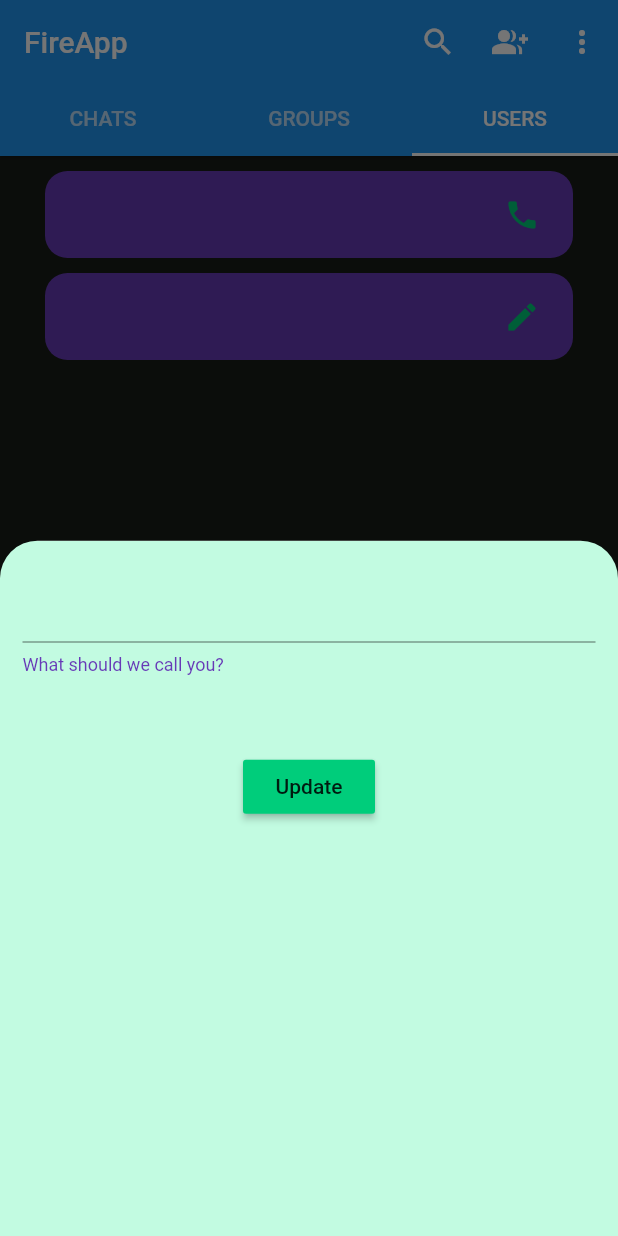
After one commit to captainrogers69/FireApp, a Flutter app: the screen it shows once a user with an empty profile is signed in, tab 3 chosen, after a tap on the "edit" icon, on a phone screen of 412 x 824 dp. The commit adds this screen. Run offline on Flutter 3.47's test engine with Material 2 defaults, Android fonts, the phone set to English and light mode, and no system bars; our stand-ins replace camera, cloud_firestore, firebase_auth, firebase_core, flutter_hooks, fluttertoast and 1 more; accounts and stored records are empty.

Commit message:
I work like hell at night

```diff
--- a/lib/main.dart
+++ b/lib/main.dart
@@ -1,11 +1,15 @@
 import 'package:firebase_core/firebase_core.dart';
 import 'package:flutter/material.dart';
-import 'package:flutterwhatsapp/splash.dart';
+import 'package:flutter_hooks/flutter_hooks.dart';
+import 'package:flutterwhatsapp/controllers/auth_controller.dart';
+import 'package:flutterwhatsapp/pages/login.dart';
+import 'package:flutterwhatsapp/whatsapp_home.dart';
+import 'package:hooks_riverpod/hooks_riverpod.dart';
 
 Future<void> main() async {
   WidgetsFlutterBinding.ensureInitialized();
   await Firebase.initializeApp();
-  runApp(MyApp());
+  runApp(ProviderScope(child: MyApp()));
 }
 
 class MyApp extends StatelessWidget {
@@ -15,10 +19,23 @@ class MyApp extends StatelessWidget {
       title: "WhatsApp",
       theme: ThemeData(
         primaryColor: Color(0xff075E54),
-        accentColor: Color(0xff25D366),
       ),
       debugShowCheckedModeBanner: false,
-      home: SplashScreen(),
+      home: AuthChecker(),
     );
   }
 }
+
+class AuthChecker extends HookWidget {
+  const AuthChecker({Key key}) : super(key: key);
+
+  @override
+  Widget build(BuildContext context) {
+    final authControllerState = useProvider(authControllerProvider);
+    if (authControllerState != null) {
+      return WhatsAppHome();
+    } else {
+      return LoginPage();
+    }
+  }
+}
--- a/lib/pages/user.dart
+++ b/lib/pages/user.dart
@@ -1,16 +1,52 @@
 import 'package:flutter/material.dart';
+import 'package:flutter_hooks/flutter_hooks.dart';
+import 'package:flutterwhatsapp/controllers/auth_controller.dart';
+import 'package:flutterwhatsapp/widgets/user_edit_bottom_sheet.dart';
+import 'package:flutterwhatsapp/widgets/user_page_widget.dart';
+import 'package:hooks_riverpod/hooks_riverpod.dart';
 
-class UserScreen extends StatelessWidget {
-
+class UserScreen extends HookWidget {
   @override
   Widget build(BuildContext context) {
+    final authControllerState = useProvider(authControllerProvider);
+
     return Container(
+      color: Color(0xff181c18),
       child: Center(
-        child: Column(
+        child: ListView(
+          padding: EdgeInsets.only(top: 5),
           children: [
-            Text("User Info Here",),
-            Text("Like name, number, status",),
-            Text("Name Feature Here",),
+            UserPageWidget(
+              text: authControllerState.phoneNumber,
+              actionWidget: IconButton(
+                icon: Icon(
+                  Icons.phone,
+                  color: Color(0xff00cd7b),
+                ),
+                onPressed: () {},
+              ),
+            ),
+            UserPageWidget(
+              text: authControllerState.displayName,
+              actionWidget: IconButton(
+                icon: Icon(
+                  Icons.edit,
+                  color: Color(0xff00cd7b),
+                ),
+                onPressed: () {
+                  showModalBottomSheet(
+                      shape: RoundedRectangleBorder(
+                        borderRadius:
+                            BorderRadius.vertical(top: Radius.circular(25)),
+                      ),
+                      clipBehavior: Clip.antiAliasWithSaveLayer,
+                      context: context,
+                      builder: (BuildContext buildContext) {
+                        return UserEditBottomSheet();
+                      });
+                },
+              ),
+            ),
           ],
         ),
       ),
--- a/lib/whatsapp_home.dart
+++ b/lib/whatsapp_home.dart
@@ -1,59 +1,37 @@
-import 'package:firebase_auth/firebase_auth.dart';
+import 'package:flutterwhatsapp/services/auth_service.dart';
+import 'package:hooks_riverpod/hooks_riverpod.dart';
 import 'package:flutter/material.dart';
+import 'package:flutter_hooks/flutter_hooks.dart';
 import 'package:flutterwhatsapp/pages/call_screen.dart';
 import 'package:flutterwhatsapp/pages/login.dart';
 import 'package:flutterwhatsapp/pages/status_screen.dart';
 import 'package:flutterwhatsapp/pages/user.dart';
 
-class WhatsAppHome extends StatefulWidget {
-  // const WhatsAppHome({ Key key }) : super(key: key);
-
-  @override
-  _WhatsAppHomeState createState() => _WhatsAppHomeState();
-}
-
-class _WhatsAppHomeState extends State<WhatsAppHome>
-    with SingleTickerProviderStateMixin {
-  final _auth = FirebaseAuth.instance;
-  // final User user;
-  // WhatsAppHome({this.user});
-  TabController _tabController;
-  bool showFab = true;
-
-  @override
-  void initState() {
-    super.initState();
-
-    _tabController = TabController(vsync: this, initialIndex: 1, length: 2);
-    _tabController.addListener(() {
-      if (_tabController.index == 1) {
-        showFab = true;
-      } else {
-        showFab = false;
-      }
-      setState(() {});
-    });
-  }
-
+class WhatsAppHome extends HookWidget {
   @override
   Widget build(BuildContext context) {
-    return Scaffold(
+    final _tabController = useTabController(initialIndex: 0, initialLength: 3);
+
+    return WillPopScope(
+      onWillPop: () async => false,
+      child: Scaffold(
         appBar: AppBar(
           backgroundColor: Colors.blue,
           title: Text("FireApp"),
+          automaticallyImplyLeading: false,
           elevation: 0.7,
           bottom: TabBar(
             controller: _tabController,
             indicatorColor: Colors.white,
             tabs: <Widget>[
-            // Tab(
-            //   text: "CHATS",
-            // ),
+              Tab(
+                text: "CHATS",
+              ),
               Tab(
                 text: "GROUPS",
               ),
               Tab(
-              text: "SEARCH",
+                text: "USERS",
               ),
             ],
           ),
@@ -100,7 +78,9 @@ class _WhatsAppHomeState extends State<WhatsAppHome>
                                     ),
                                     ElevatedButton(
                                       onPressed: () async {
-                                      await _auth.signOut();
+                                        await context
+                                            .read(authenticationServiceProvider)
+                                            .signOut();
                                         Navigator.pushReplacement(
                                             context,
                                             MaterialPageRoute(
@@ -133,6 +113,7 @@ class _WhatsAppHomeState extends State<WhatsAppHome>
             UserScreen(),
           ],
         ),
+      ),
     );
   }
 }
--- /dev/null
+++ b/lib/widgets/user_edit_bottom_sheet.dart
@@ -0,0 +1,54 @@
+import 'package:flutter/material.dart';
+import 'package:flutter_hooks/flutter_hooks.dart';
+import 'package:flutterwhatsapp/services/auth_service.dart';
+import 'package:hooks_riverpod/hooks_riverpod.dart';
+
+class UserEditBottomSheet extends HookWidget {
+  const UserEditBottomSheet({Key key}) : super(key: key);
+
+  @override
+  Widget build(BuildContext context) {
+    Size size = MediaQuery.of(context).size;
+    final _usernameController = useTextEditingController();
+    return Container(
+      width: size.width,
+      height: size.height / 1.5,
+      decoration: BoxDecoration(
+        color: Color(0xffc2fbe1),
+      ),
+      child: Column(
+        children: [
+          Padding(
+            padding: EdgeInsets.symmetric(horizontal: 15, vertical: 20),
+            child: Container(
+              child: TextField(
+                controller: _usernameController,
+                decoration: InputDecoration(
+                  helperText: 'What should we call you?',
+                  helperStyle: TextStyle(
+                    color: Colors.deepPurple,
+                  ),
+                ),
+              ),
+            ),
+          ),
+          Padding(
+            padding: EdgeInsets.all(30),
+            child: MaterialButton(
+              color: Color(0xff00cd7b),
+              child: Text("Update"),
+              onPressed: () async {
+                await context
+                    .read(authenticationServiceProvider)
+                    .setDisplayName(_usernameController.text);
+
+                _usernameController.text = "";
+                Navigator.of(context).pop();
+              },
+            ),
+          )
+        ],
+      ),
+    );
+  }
+}
--- /dev/null
+++ b/lib/widgets/user_page_widget.dart
@@ -0,0 +1,41 @@
+import 'package:flutter/material.dart';
+
+class UserPageWidget extends StatelessWidget {
+  const UserPageWidget({Key key, this.actionWidget, this.text})
+      : super(key: key);
+
+  final String text;
+  final Widget actionWidget;
+
+  @override
+  Widget build(BuildContext context) {
+    Size size = MediaQuery.of(context).size;
+    return Container(
+      width: size.width,
+      margin: EdgeInsets.symmetric(horizontal: 30, vertical: 5),
+      padding: EdgeInsets.symmetric(
+        horizontal: 10,
+        vertical: 5,
+      ),
+      decoration: BoxDecoration(
+        color: Colors.deepPurple,
+        borderRadius: BorderRadius.circular(15),
+      ),
+      child: Row(
+        mainAxisAlignment: MainAxisAlignment.spaceBetween,
+        children: [
+          Padding(
+            padding: const EdgeInsets.all(
+              10.0,
+            ),
+            child: Text(
+              text,
+              style: TextStyle(color: Color(0xff00cd7b)),
+            ),
+          ),
+          actionWidget,
+        ],
+      ),
+    );
+  }
+}
```
Also changed, not shown: lib/controllers/auth_controller.dart (added, +29 -0 lines), lib/general_providers.dart (added, +10 -0 lines), lib/pages/login.dart (+6 -110 lines), lib/services/auth_service.dart (added, +152 -0 lines), lib/splash.dart (deleted, +0 -30 lines), pubspec.yaml (+10 -32 lines), pubspec.lock, 3 other files. Lines whose indentation alone changed are shown as unchanged.
